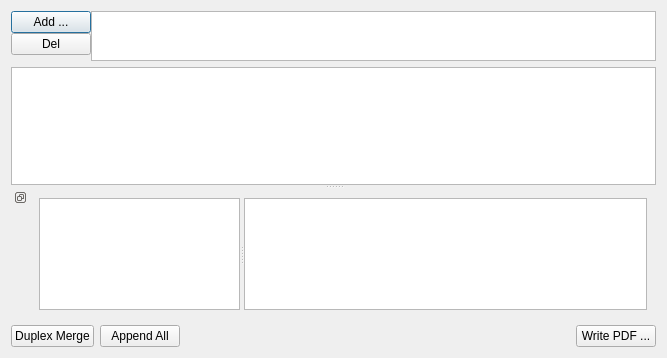
This is dialog.ui in TheRikke/pdfmart as Qt 5 draws it before an edit. The edited form follows.
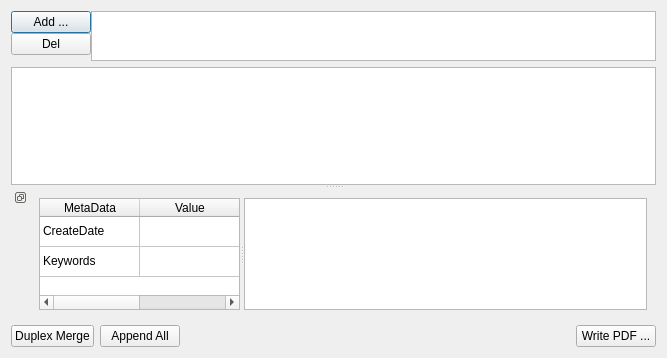
This is the edited form.

Commit message: Fix resizing after un-docking merge table

Patch:
```diff
--- a/dialog.ui
+++ b/dialog.ui
@@ -110,6 +110,9 @@
        <enum>QAbstractItemView::ScrollPerPixel</enum>
       </property>
      </widget>
+     <widget class="QWidget" name="widget" native="true">
+      <layout class="QVBoxLayout" name="verticalLayout_4">
+       <item>
      <widget class="QDockWidget" name="dockWidget">
       <property name="features">
        <set>QDockWidget::DockWidgetFloatable|QDockWidget::DockWidgetMovable|QDockWidget::DockWidgetVerticalTitleBar</set>
@@ -121,13 +124,44 @@
           <property name="orientation">
            <enum>Qt::Horizontal</enum>
           </property>
-          <widget class="QListWidget" name="listWidget">
+             <widget class="QTableWidget" name="tagList">
            <property name="sizePolicy">
             <sizepolicy hsizetype="Expanding" vsizetype="Expanding">
              <horstretch>1</horstretch>
              <verstretch>0</verstretch>
             </sizepolicy>
            </property>
+              <property name="rowCount">
+               <number>2</number>
+              </property>
+              <property name="columnCount">
+               <number>2</number>
+              </property>
+              <attribute name="verticalHeaderVisible">
+               <bool>false</bool>
+              </attribute>
+              <row/>
+              <row/>
+              <column>
+               <property name="text">
+                <string>MetaData</string>
+               </property>
+              </column>
+              <column>
+               <property name="text">
+                <string>Value</string>
+               </property>
+              </column>
+              <item row="0" column="0">
+               <property name="text">
+                <string>CreateDate</string>
+               </property>
+              </item>
+              <item row="1" column="0">
+               <property name="text">
+                <string>Keywords</string>
+               </property>
+              </item>
           </widget>
           <widget class="QTableView" name="mergedView">
            <property name="sizePolicy">
@@ -156,6 +190,9 @@
         </item>
        </layout>
       </widget>
+        </widget>
+       </item>
+      </layout>
      </widget>
     </widget>
    </item>
```
Lines whose indentation alone changed are shown as unchanged.
